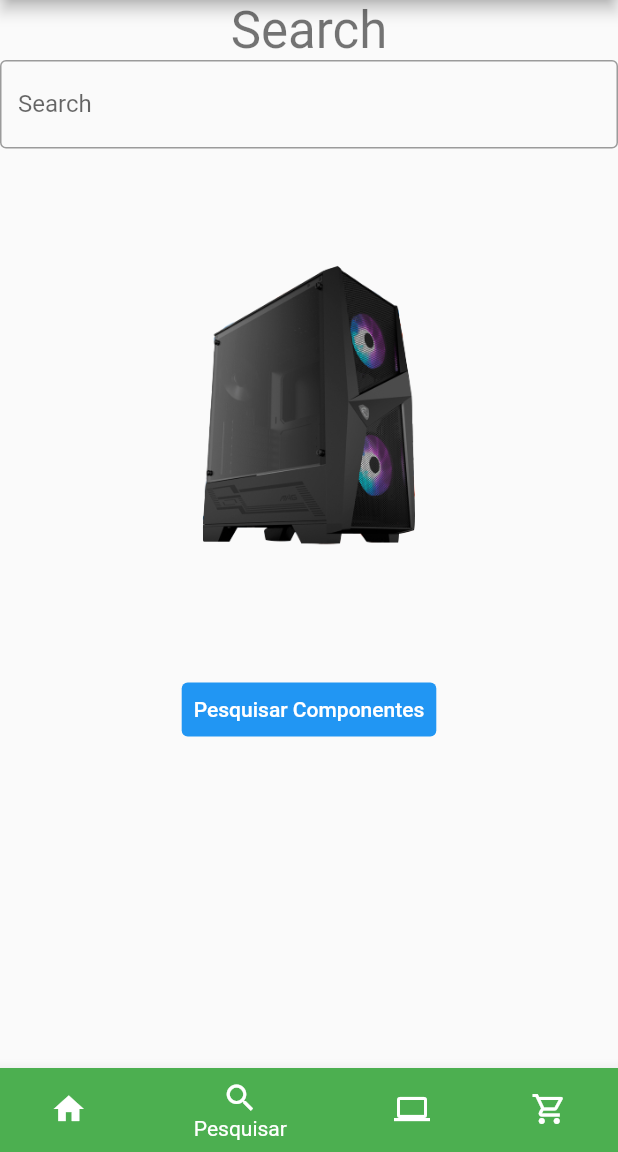
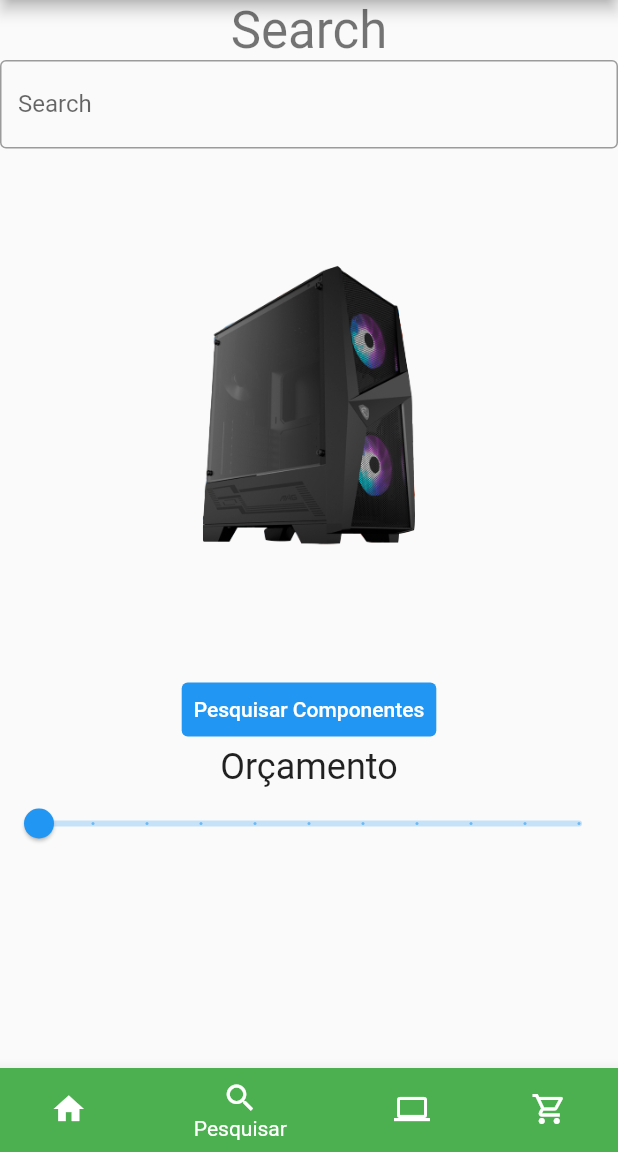
Before and after one commit to lethalarms23/AppsForGoods-Flutter, a Flutter app: the screen it shows after launch, item 2 of the bottom bar chosen, on a phone screen of 412 x 824 dp, the part 84-1236 px from its top. Run offline on Flutter 3.47's test engine with Material 2 defaults, Android fonts, the phone set to English and light mode, and no system bars; our stand-ins replace flutter_riverpod, hexcolor.

Commit message:
Budget Slider in Search Page

```diff
--- a/lib/main.dart
+++ b/lib/main.dart
@@ -46,7 +46,7 @@ class _MyHomePageState extends State<MyHomePage> {
   int _selectedIndex = 0;
   final List<Widget> _children = [
     HomeWidget(),
-    SearchWidget(),
+    SearchWidget(title: 'PCBuilding'),
     BuildWidget(),
     Cart(),
   ];
--- a/lib/search.dart
+++ b/lib/search.dart
@@ -1,8 +1,17 @@
 import 'package:flutter/material.dart';
 
-class SearchWidget extends StatelessWidget{
+class SearchWidget extends StatefulWidget {
+  SearchWidget({Key? key, required this.title}) : super(key: key);
+  final String title;
   @override
+  _SearchWidgetState createState() => _SearchWidgetState();
+}
+
+class _SearchWidgetState extends State<SearchWidget>{
+  @override
+  double _currentSliderValue = 1;
   Widget build(BuildContext context) {
+
     return Center(
       child: Column(
         mainAxisAlignment: MainAxisAlignment.start,
@@ -28,8 +37,30 @@ class SearchWidget extends StatelessWidget{
               style: TextStyle(color: Colors.white),
             ),
           ),
+          Row(
+            mainAxisAlignment: MainAxisAlignment.center,
+            children: [
+              Text(
+                'Orçamento',
+                style: Theme.of(context).textTheme.headline5,
+              ),
+            ],
+          ),
+          Slider(
+            value: _currentSliderValue,
+            min: 0,
+            max: 2000,
+            divisions: 10,
+            label: _currentSliderValue.round().toString()+'€',
+            onChanged: (double value) {
+              setState(() {
+                _currentSliderValue = value;
+              });
+            },
+          ),
         ],
       ),
     );
   }
+
 }
```
